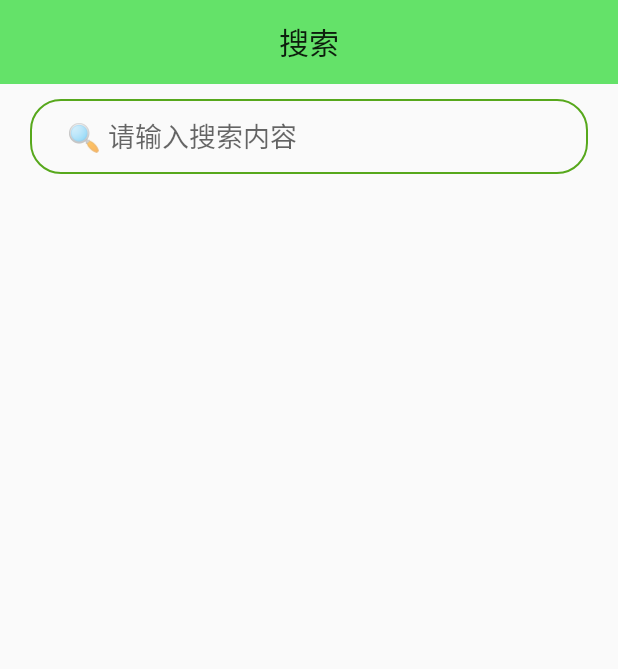
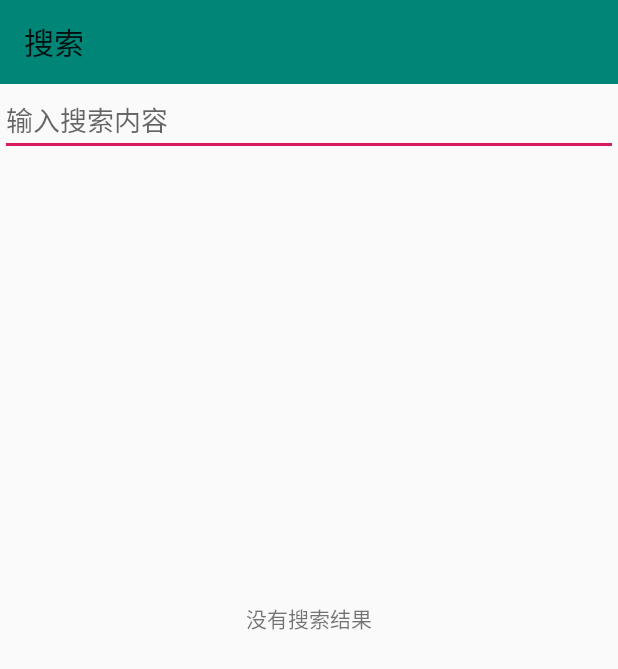
Before and after one commit to sccilu/Refuse, an Android app: the SpeechRecognitionActivity screen opened directly, with no data from a screen before it, after a tap on "确认", on a phone screen of 412 x 824 dp. Shown: the top 669 px of the screen. Run offline under Robolectric (Android 15) with nearby library versions, the phone set to English and light mode, and no system bars; libraries missing offline, so code that uses them is left out: org.litepal; Roboto replaces fonts that are not available here; 2 statements that could not run were skipped.

Commit message:
优化搜索逻辑，显示符合匹配的所有结果。 优化语音识别，删除句尾的句号

```diff
--- a/app/src/main/java/com/example/refuseclassification/SearchActivity.java
+++ b/app/src/main/java/com/example/refuseclassification/SearchActivity.java
@@ -1,5 +1,5 @@
 package com.example.refuseclassification;
-//解裔地
+
 import androidx.annotation.NonNull;
 import androidx.appcompat.app.AppCompatActivity;
 import androidx.appcompat.widget.Toolbar;
@@ -7,10 +7,12 @@ import androidx.recyclerview.widget.LinearLayoutManager;
 import androidx.recyclerview.widget.RecyclerView;
 
 import android.content.Intent;
+import android.os.AsyncTask;
 import android.os.Bundle;
 import android.text.Editable;
 import android.text.TextUtils;
 import android.text.TextWatcher;
+import android.util.Log;
 import android.view.LayoutInflater;
 import android.view.View;
 import android.view.ViewGroup;
@@ -18,17 +20,21 @@ import android.widget.EditText;
 import android.widget.TextView;
 
 import com.example.refuseclassification.Database.Knowledge;
+import com.example.refuseclassification.R;
 
 import org.litepal.LitePal;
 
 import java.util.ArrayList;
 import java.util.List;
 
-public class SearchActivity extends BaseActivity {
+public class SearchActivity extends AppCompatActivity {
+
+    private static final String TAG = "SearchActivity";
 
     private Toolbar toolbar;
     private EditText editText;
     private RecyclerView recyclerView;
+    private TextView emptyView;
     private List<Knowledge> knowledges = new ArrayList<>();
     private MyAdapter myAdapter;
 
@@ -40,12 +46,13 @@ public class SearchActivity extends BaseActivity {
         // 初始化工具栏
         toolbar = findViewById(R.id.search_toolbar);
         toolbar.setTitle("搜索");
-        new setTitleCenter().setTitleCenter(toolbar);
+        setSupportActionBar(toolbar);
 
         // 初始化数据列表
         knowledges = LitePal.findAll(Knowledge.class);
 
         recyclerView = findViewById(R.id.search_recyclerView);
+        emptyView = findViewById(R.id.empty_view);
         myAdapter = new MyAdapter(knowledges);
         recyclerView.setAdapter(myAdapter);
         recyclerView.setLayoutManager(new LinearLayoutManager(this));
@@ -61,19 +68,16 @@ public class SearchActivity extends BaseActivity {
 
         // 添加文本变化监听器
         editText.addTextChangedListener(new TextWatcher() {
-            // 输入文本前的状态
             @Override
             public void beforeTextChanged(CharSequence s, int start, int count, int after) {
                 // 不需要进行任何操作
             }
 
-            // 输入文本时的状态
             @Override
             public void onTextChanged(CharSequence s, int start, int before, int count) {
                 filterKnowledgeList(s.toString());
             }
 
-            // 输入文本之后的状态
             @Override
             public void afterTextChanged(Editable s) {
                 // 不需要进行任何操作
@@ -81,19 +85,66 @@ public class SearchActivity extends BaseActivity {
         });
     }
 
-    // 过滤知识列表
+    // 过滤知识列表并在后台线程中执行
     private void filterKnowledgeList(String query) {
-        knowledges.clear();
-        if (!TextUtils.isEmpty(query)) {
-            knowledges.addAll(LitePal.where("name like ?", "%" + query + "%").find(Knowledge.class));
+        new FilterTask(new AsyncTaskListener<List<Knowledge>>() {
+            @Override
+            public void onTaskComplete(List<Knowledge> result) {
+                // 更新 UI
+                knowledges.clear();
+                knowledges.addAll(result);
+                myAdapter.notifyDataSetChanged();
+                updateEmptyView();
+            }
+        }).execute(query);
+    }
+
+    // 更新空视图
+    private void updateEmptyView() {
+        if (knowledges.isEmpty()) {
+            recyclerView.setVisibility(View.GONE);
+            emptyView.setVisibility(View.VISIBLE);
         } else {
-            knowledges.addAll(LitePal.findAll(Knowledge.class));
+            recyclerView.setVisibility(View.VISIBLE);
+            emptyView.setVisibility(View.GONE);
         }
-        myAdapter.notifyDataSetChanged();
+    }
+
+    // AsyncTask用于在后台执行过滤操作
+    private static class FilterTask extends AsyncTask<String, Void, List<Knowledge>> {
+
+        private AsyncTaskListener<List<Knowledge>> listener;
+
+        FilterTask(AsyncTaskListener<List<Knowledge>> listener) {
+            this.listener = listener;
+        }
+
+        @Override
+        protected List<Knowledge> doInBackground(String... queries) {
+            String query = queries[0];
+            if (!TextUtils.isEmpty(query)) {
+                try {
+                    // 修改查询条件，确保参数正确传递
+                    return LitePal.where("name LIKE ? OR kind LIKE ?",
+                                    "%" + query + "%", "%" + query + "%")
+                            .find(Knowledge.class);
+                } catch (Exception e) {
+                    Log.e(TAG, "查询出错：" + e.getMessage(), e);
+                    return new ArrayList<>();
+                }
+            } else {
+                return LitePal.findAll(Knowledge.class);
+            }
+        }
+
+        @Override
+        protected void onPostExecute(List<Knowledge> result) {
+            listener.onTaskComplete(result);
+        }
     }
 
     // 自定义RecyclerView适配器
-    private class MyAdapter extends RecyclerView.Adapter<MyViewHolder> {
+    private static class MyAdapter extends RecyclerView.Adapter<MyViewHolder> {
 
         private List<Knowledge> knowledgeList;
 
@@ -101,7 +152,6 @@ public class SearchActivity extends BaseActivity {
             this.knowledgeList = knowledgeList;
         }
 
-        // 创建ViewHolder
         @NonNull
         @Override
         public MyViewHolder onCreateViewHolder(@NonNull ViewGroup parent, int viewType) {
@@ -109,7 +159,6 @@ public class SearchActivity extends BaseActivity {
             return new MyViewHolder(view);
         }
 
-        // 绑定ViewHolder
         @Override
         public void onBindViewHolder(@NonNull MyViewHolder holder, int position) {
             Knowledge knowledge = knowledgeList.get(position);
@@ -117,7 +166,6 @@ public class SearchActivity extends BaseActivity {
             holder.kind.setText(knowledge.getKind());
         }
 
-        // 获取列表项数量
         @Override
         public int getItemCount() {
             return knowledgeList.size();
@@ -136,4 +184,9 @@ public class SearchActivity extends BaseActivity {
             kind = itemView.findViewById(R.id.kind);
         }
     }
+
+    // 定义一个接口来处理异步任务的结果
+    public interface AsyncTaskListener<T> {
+        void onTaskComplete(T result);
+    }
 }
--- a/app/src/main/java/com/example/refuseclassification/SpeechRecognitionActivity.java
+++ b/app/src/main/java/com/example/refuseclassification/SpeechRecognitionActivity.java
@@ -1,5 +1,4 @@
 package com.example.refuseclassification;
-//解裔地
 
 import android.Manifest;
 import android.content.Intent;
@@ -129,7 +128,7 @@ public class SpeechRecognitionActivity extends AppCompatActivity implements Even
                 if (asrResponse != null) {
                     String result = asrResponse.getBestResult();
                     if (result != null) {
-                        result = result.replace('，', ' ').trim(); // 替换中文逗号并去除多余空格
+                        result = result.replace('，', ' ').replace('。', ' ').trim(); // 替换中文逗号、句号并去除多余空格
                         dialogEtInput.setText(result); // 将结果显示在文本框中
                     }
                 }
--- a/app/src/main/res/layout/activity_search.xml
+++ b/app/src/main/res/layout/activity_search.xml
@@ -1,32 +1,34 @@
-<?xml version="1.0" encoding="utf-8"?>
-<!--解裔地-->
-<LinearLayout
-    xmlns:android="http://schemas.android.com/apk/res/android"
+<RelativeLayout xmlns:android="http://schemas.android.com/apk/res/android"
     android:layout_width="match_parent"
-    android:layout_height="match_parent"
-    android:orientation="vertical">
+    android:layout_height="match_parent">
 
     <androidx.appcompat.widget.Toolbar
         android:id="@+id/search_toolbar"
         android:layout_width="match_parent"
         android:layout_height="?attr/actionBarSize"
-        android:background="#64E269" />
+        android:background="?attr/colorPrimary"
+        android:theme="?attr/actionBarTheme" />
 
     <EditText
         android:id="@+id/search"
         android:layout_width="match_parent"
-        android:layout_height="50dp"
-        android:layout_marginLeft="20dp"
-        android:layout_marginRight="20dp"
-        android:layout_marginTop="10dp"
-        android:hint=" 🔍 请输入搜索内容"
-        android:paddingLeft="20dp"
-        android:background="@drawable/searchview_circle"/>
+        android:layout_height="wrap_content"
+        android:layout_below="@id/search_toolbar"
+        android:hint="输入搜索内容" />
 
     <androidx.recyclerview.widget.RecyclerView
         android:id="@+id/search_recyclerView"
         android:layout_width="match_parent"
         android:layout_height="match_parent"
-        android:layout_margin="20dp"/>
+        android:layout_below="@id/search" />
 
-</LinearLayout>
+    <TextView
+        android:id="@+id/empty_view"
+        android:layout_width="match_parent"
+        android:layout_height="match_parent"
+        android:layout_centerInParent="true"
+        android:gravity="center"
+        android:text="没有搜索结果"
+        android:visibility="gone" />
+
+</RelativeLayout>
```
Also changed, not shown: app/src/main/res/layout/item_recyclerview.xml (+14 -19 lines).
